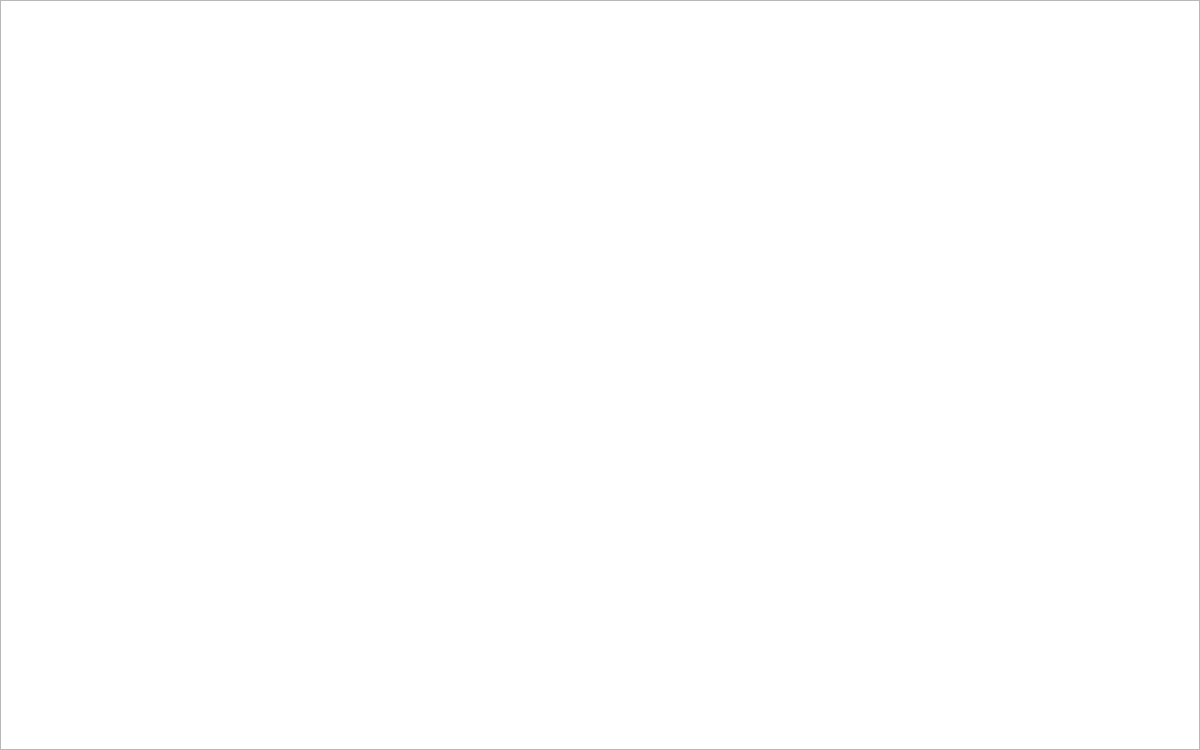
Above: testclases.ui from makoki13/qtSatrapiaGUI before the change. Below: the same form after it.
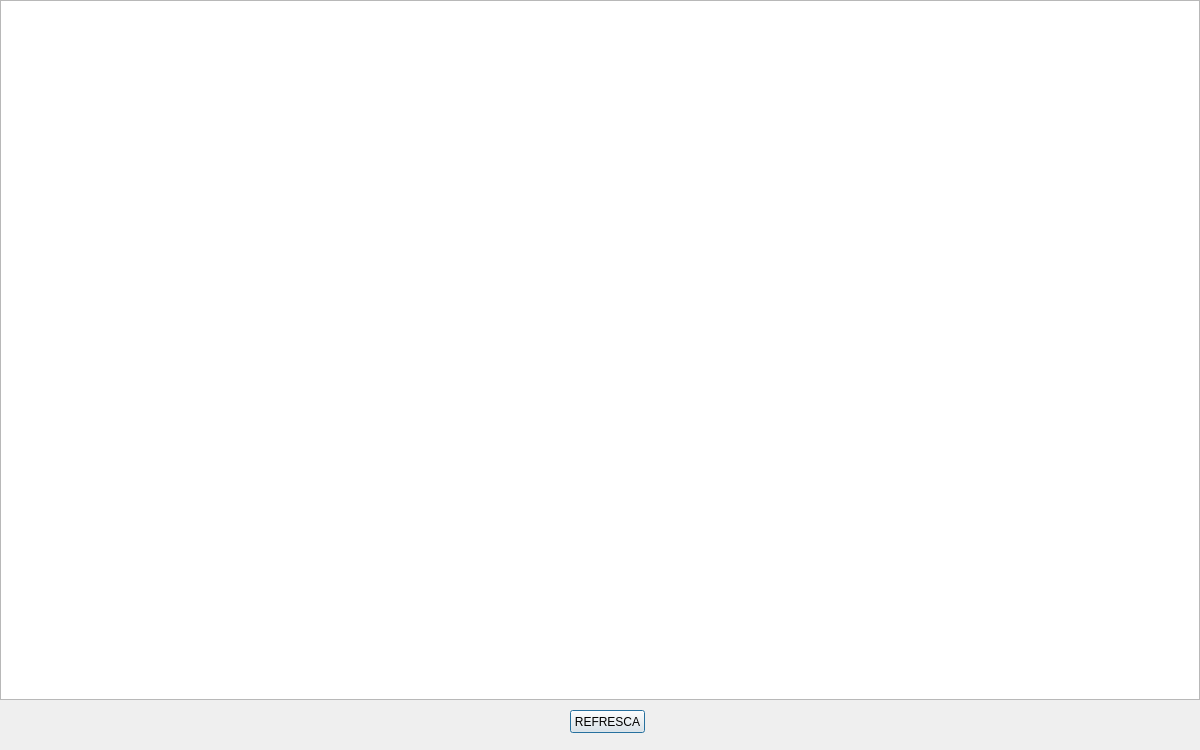
That is the form after the change.

What changed in the file:
```diff
--- a/testclases.ui
+++ b/testclases.ui
@@ -19,10 +19,23 @@
      <x>0</x>
      <y>0</y>
      <width>1200</width>
-     <height>750</height>
+     <height>700</height>
     </rect>
    </property>
   </widget>
+  <widget class="QPushButton" name="pushButton">
+   <property name="geometry">
+    <rect>
+     <x>570</x>
+     <y>710</y>
+     <width>75</width>
+     <height>23</height>
+    </rect>
+   </property>
+   <property name="text">
+    <string>REFRESCA</string>
+   </property>
+  </widget>
  </widget>
  <resources/>
  <connections/>
```
